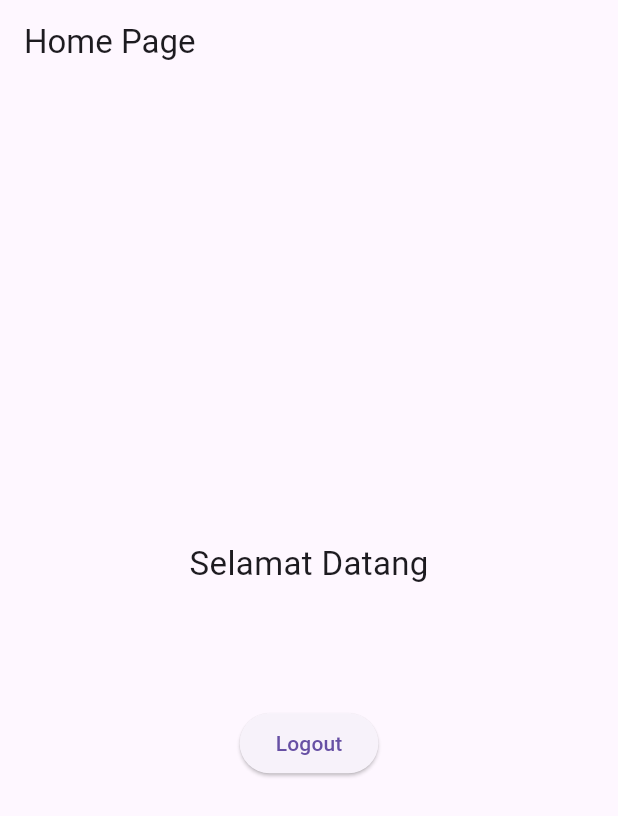
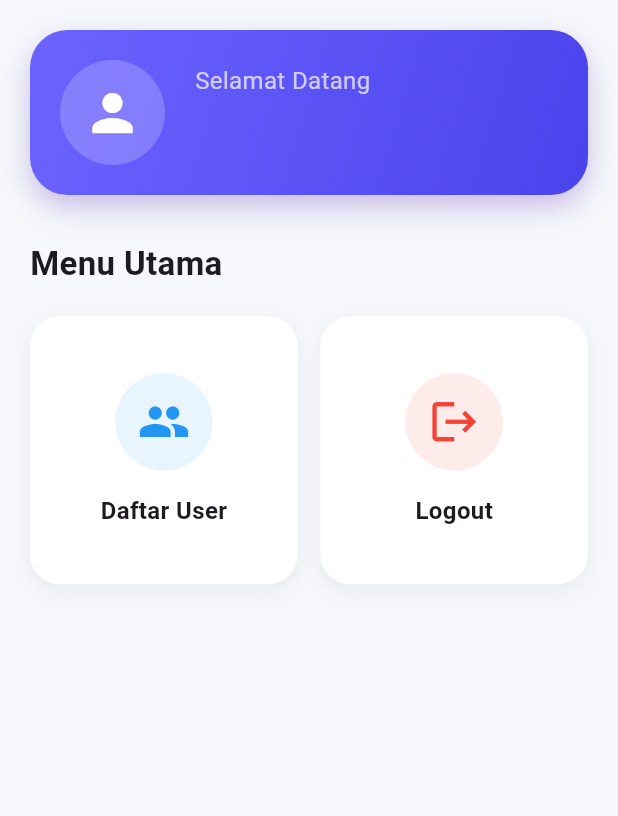
Before and after one commit to MuhamadRakaKhanafia/flutter_sesi9_sms6, a Flutter app: the HomePage screen opened directly with empty values, on a phone screen of 412 x 824 dp. Shown: the top 816 px of the screen. Run offline on Flutter 3.47's test engine with Material 3 defaults, Android fonts, the phone set to English and light mode, and no system bars; network calls fail.

```diff
--- a/lib/auth/login.dart
+++ b/lib/auth/login.dart
@@ -18,7 +18,7 @@ class _LoginPageState extends State<LoginPage> {
   Future<void> login() async {
     try {
       var url = Uri.parse(
-        "http://192.168.1.2/flutter_api/auth/login.php",
+        "http://localhost/flutter_api/auth/login.php",
       );
 
       var response = await http.post(
--- a/lib/auth/register.dart
+++ b/lib/auth/register.dart
@@ -17,7 +17,7 @@ class _RegisterPageState extends State<RegisterPage> {
   Future<void> register() async {
     try {
       var url = Uri.parse(
-        "http://192.168.1.2/flutter_api/auth/register.php",
+        "http://localhost/flutter_api/auth/register.php",
       );
 
       var response = await http.post(
--- a/lib/pages/homepage.dart
+++ b/lib/pages/homepage.dart
@@ -1,47 +1,219 @@
 import 'package:flutter/material.dart';
-
+import 'UserListPage.dart';
 class HomePage extends StatelessWidget {
 final String username;
+
+// ignore: prefer_const_constructors_in_immutables
 
 const HomePage({
 super.key,
 required this.username,
 });
-
 @override
 Widget build(BuildContext context) {
 return Scaffold(
-      appBar: AppBar(
-        title: const Text("Home Page"),
+backgroundColor: const Color(0xffF5F7FB),
+body: SafeArea(
+child: SingleChildScrollView(
+child: Padding(
+padding: const EdgeInsets.all(20),
+child: Column(
+crossAxisAlignment: CrossAxisAlignment.start,
+children: [
+/// HEADER
+Container(
+padding: const EdgeInsets.all(20),
+decoration: BoxDecoration(
+gradient: const LinearGradient(
+colors: [
+Color(0xff6C63FF),
+Color(0xff4A43EC),
+],
+begin: Alignment.topLeft,
+end: Alignment.bottomRight,
 ),
-      body: Center(
+borderRadius: BorderRadius.circular(25),
+boxShadow: [
+BoxShadow(
+color: Colors.deepPurple.withOpacity(0.3),
+blurRadius: 15,
+offset: const Offset(0, 8),
+)
+],
+),
+child: Row(
+children: [
+Container(
+width: 70,
+height: 70,
+decoration: BoxDecoration(
+color: Colors.white.withOpacity(0.2),
+shape: BoxShape.circle,
+),
+child: const Icon(
+Icons.person,
+color: Colors.white,
+size: 40,
+),
+),
+const SizedBox(width: 20),
+Expanded(
 child: Column(
-          mainAxisAlignment: MainAxisAlignment.center,
+crossAxisAlignment:
+CrossAxisAlignment.start,
 children: [
 Text(
 "Selamat Datang",
 style: const TextStyle(
-                fontSize: 22,
+color: Colors.white70,
+fontSize: 16,
 ),
 ),
-            const SizedBox(height: 10),
+const SizedBox(height: 5),
 Text(
 username,
 style: const TextStyle(
-                fontSize: 28,
+color: Colors.white,
+fontSize: 26,
 fontWeight: FontWeight.bold,
 ),
 ),
+],
+),
+)
+],
+),
+),
 const SizedBox(height: 30),
-            ElevatedButton(
+/// MENU TITLE
+const Text(
+"Menu Utama",
+style: TextStyle(
+fontSize: 22,
+fontWeight: FontWeight.bold,
+),
+),
+const SizedBox(height: 20),
+/// GRID MENU
+GridView.count(
+shrinkWrap: true,
+physics:
+const NeverScrollableScrollPhysics(),
+crossAxisCount: 2,
+crossAxisSpacing: 15,
+mainAxisSpacing: 15,
+children: [
+/// DAFTAR USER
+GestureDetector(
+onTap: () {
+Navigator.push(
+context,
+MaterialPageRoute(
+builder: (context) =>
+const UserListPage(),
+),
+);
+},
+child: menuCard(
+icon: Icons.people,
+title: "Daftar User",
+color: Colors.blue,
+),
+),
+/// LOGOUT
+GestureDetector(
+onTap: () {
+showDialog(
+context: context,
+builder: (context) {
+return AlertDialog(
+title: const Text("Logout"),
+content: const Text(
+"Yakin ingin logout?",
+),
+actions: [
+TextButton(
 onPressed: () {
 Navigator.pop(context);
 },
-              child: const Text("Logout"),
+child: const Text("Batal"),
+),
+ElevatedButton(
+onPressed: () {
+Navigator.pushNamedAndRemoveUntil(
+context,
+'/',
+(route) => false,
+);
+},
+style: ElevatedButton.styleFrom(
+backgroundColor: Colors.red,
+),
+child:
+const Text("Logout"),
+)
+],
+);
+},
+);
+},
+child: menuCard(
+icon: Icons.logout,
+title: "Logout",
+color: Colors.red,
+),
+),
+],
 ),
 ],
 ),
 ),
+),
+),
+);
+}
+Widget menuCard({
+required IconData icon,
+required String title,
+required Color color,
+}) {
+return Container(
+decoration: BoxDecoration(
+color: Colors.white,
+borderRadius: BorderRadius.circular(20),
+boxShadow: [
+BoxShadow(
+color: Colors.black.withOpacity(0.05),
+blurRadius: 10,
+offset: const Offset(0, 5),
+)
+],
+),
+child: Column(
+mainAxisAlignment: MainAxisAlignment.center,
+children: [
+Container(
+padding: const EdgeInsets.all(15),
+decoration: BoxDecoration(
+color: color.withOpacity(0.1),
+shape: BoxShape.circle,
+),
+child: Icon(
+icon,
+color: color,
+size: 35,
+),
+),
+const SizedBox(height: 15),
+Text(
+title,
+style: const TextStyle(
+fontSize: 16,
+fontWeight: FontWeight.w600,
+),
+)
+],
+),
 );
 }
 }
--- a/pubspec.yaml
+++ b/pubspec.yaml
@@ -35,6 +35,7 @@ dependencies:
   # Use with the CupertinoIcons class for iOS style icons.
   cupertino_icons: ^1.0.8
   http: 1.5.0
+  lib: ^0.3.0
 
 dev_dependencies:
   flutter_test:
```
Also changed, not shown: lib/pages/AddUserPage.dart (added, +99 -0 lines), lib/pages/UserListPage.dart (added, +126 -0 lines), pubspec.lock, 4 other files. Lines whose indentation alone changed are shown as unchanged.
